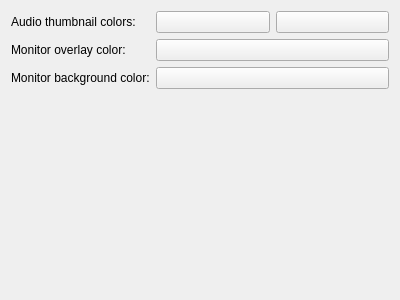
Old version of the form src/ui/configcolors_ui.ui in the repository KDE/kdenlive.
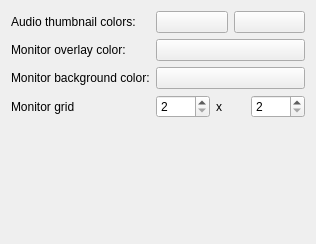
New version of the form. Custom widgets are drawn as their Qt base class.

Commit message: Add grid to monitor effects scene (it snaps) related to #1872

The edit to the form file:
```diff
--- a/src/ui/configcolors_ui.ui
+++ b/src/ui/configcolors_ui.ui
@@ -10,8 +10,8 @@
    <rect>
     <x>0</x>
     <y>0</y>
-    <width>400</width>
-    <height>300</height>
+    <width>316</width>
+    <height>244</height>
    </rect>
   </property>
   <layout class="QFormLayout" name="formLayout">
@@ -32,39 +32,64 @@
      </item>
     </layout>
    </item>
-   <item row="2" column="1">
-    <widget class="KColorButton" name="kcfg_overlayColor"/>
-   </item>
-   <item row="2" column="0">
+   <item row="1" column="0">
     <widget class="QLabel" name="label_monitor_overlay">
      <property name="text">
       <string>Monitor overlay color:</string>
      </property>
     </widget>
    </item>
-   <item row="5" column="0">
-    <spacer name="verticalSpacer">
-     <property name="orientation">
-      <enum>Qt::Vertical</enum>
-     </property>
-     <property name="sizeHint" stdset="0">
-      <size>
-       <width>20</width>
-       <height>248</height>
-      </size>
-     </property>
-    </spacer>
+   <item row="1" column="1">
+    <widget class="KColorButton" name="kcfg_overlayColor"/>
    </item>
-   <item row="3" column="0">
+   <item row="2" column="0">
     <widget class="QLabel" name="label_monitor_bg">
      <property name="text">
       <string>Monitor background color:</string>
      </property>
     </widget>
    </item>
-   <item row="3" column="1">
+   <item row="2" column="1">
     <widget class="KColorButton" name="kcfg_window_background"/>
    </item>
+   <item row="3" column="0">
+    <widget class="QLabel" name="label">
+     <property name="text">
+      <string>Monitor grid</string>
+     </property>
+    </widget>
+   </item>
+   <item row="3" column="1">
+    <layout class="QHBoxLayout" name="horizontalLayout_2">
+     <item>
+      <widget class="QSpinBox" name="kcfg_monitorGridH">
+       <property name="minimum">
+        <number>2</number>
+       </property>
+       <property name="maximum">
+        <number>2000</number>
+       </property>
+      </widget>
+     </item>
+     <item>
+      <widget class="QLabel" name="label_2">
+       <property name="text">
+        <string notr="true">x</string>
+       </property>
+      </widget>
+     </item>
+     <item>
+      <widget class="QSpinBox" name="kcfg_monitorGridV">
+       <property name="minimum">
+        <number>2</number>
+       </property>
+       <property name="maximum">
+        <number>2000</number>
+       </property>
+      </widget>
+     </item>
+    </layout>
+   </item>
    <item row="4" column="0" colspan="2">
     <widget class="QFrame" name="guides_box">
      <property name="minimumSize">
@@ -81,6 +106,19 @@
      </property>
     </widget>
    </item>
+   <item row="5" column="0">
+    <spacer name="verticalSpacer">
+     <property name="orientation">
+      <enum>Qt::Vertical</enum>
+     </property>
+     <property name="sizeHint" stdset="0">
+      <size>
+       <width>20</width>
+       <height>248</height>
+      </size>
+     </property>
+    </spacer>
+   </item>
   </layout>
  </widget>
  <customwidgets>
```
The commit also changes 10 other files.
